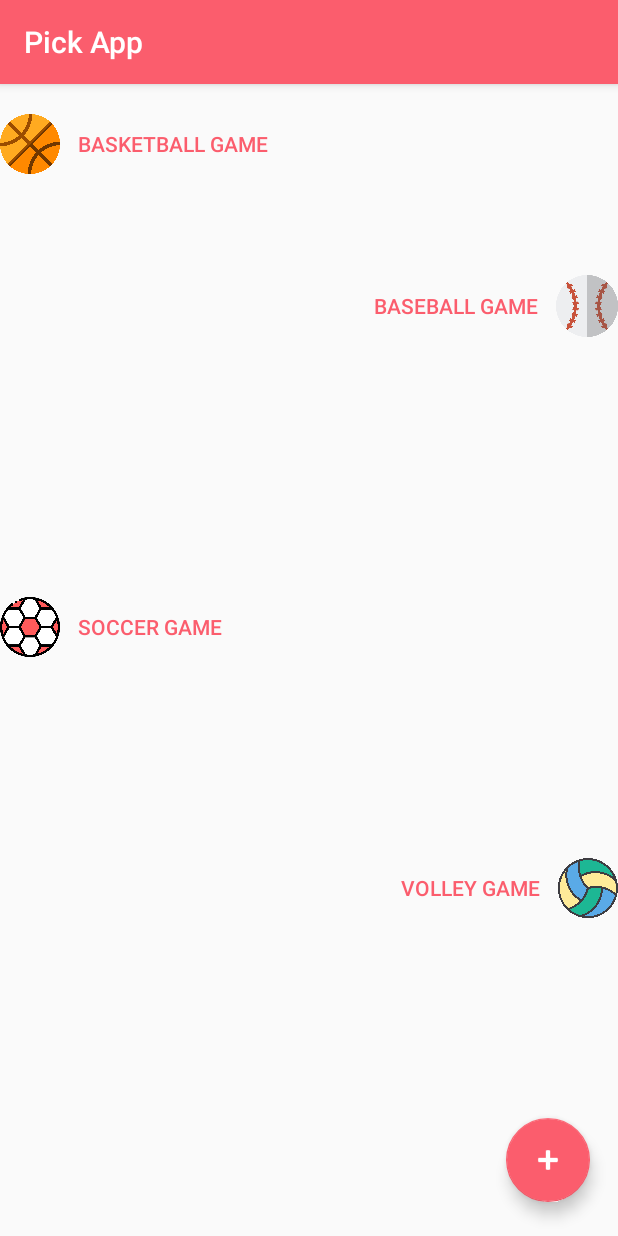
After one commit to felipeescorel/PeladaManager, an Android app: the MenuActivity screen opened directly, with no data from a screen before it, on a phone screen of 412 x 824 dp. The commit adds this screen. Run offline under Robolectric (Android 15) with nearby library versions, the phone set to English and light mode, and no system bars.

Commit message:
Added sports selection screen

```diff
--- a/app/src/main/AndroidManifest.xml
+++ b/app/src/main/AndroidManifest.xml
@@ -11,13 +11,13 @@
         android:theme="@style/AppTheme">
         <activity android:name=".LoginActivity">
             <intent-filter>
-                <action android:name="android.intent.action.MAIN"/>
+                <action android:name="android.intent.action.MAIN" />
 
-                <category android:name="android.intent.category.LAUNCHER"/>
+                <category android:name="android.intent.category.LAUNCHER" />
             </intent-filter>
         </activity>
-        <activity android:name=".UserHubActivity">
-        </activity>
+        <activity android:name=".UserHubActivity"></activity>
+        <activity android:name=".MenuActivity"></activity>
     </application>
 
 </manifest>
--- /dev/null
+++ b/app/src/main/java/ufrpe/mobile/ifut/MenuActivity.kt
@@ -0,0 +1,12 @@
+package ufrpe.mobile.ifut
+
+import android.support.v7.app.AppCompatActivity
+import android.os.Bundle
+
+class MenuActivity : AppCompatActivity() {
+
+    override fun onCreate(savedInstanceState: Bundle?) {
+        super.onCreate(savedInstanceState)
+        setContentView(R.layout.activity_menu)
+    }
+}
--- /dev/null
+++ b/app/src/main/res/layout-land/activity_menu.xml
@@ -0,0 +1,118 @@
+<?xml version="1.0" encoding="utf-8"?>
+<android.support.constraint.ConstraintLayout xmlns:android="http://schemas.android.com/apk/res/android"
+    xmlns:app="http://schemas.android.com/apk/res-auto"
+    xmlns:tools="http://schemas.android.com/tools"
+    android:layout_width="match_parent"
+    android:layout_height="match_parent"
+    tools:context=".MenuActivity">
+
+    <Button
+        android:id="@+id/button"
+        style="@style/Widget.AppCompat.Button.Borderless.Colored"
+        android:layout_width="wrap_content"
+        android:layout_height="63dp"
+        android:text="@string/menu_basketball"
+        app:layout_constraintStart_toEndOf="@+id/imageView2"
+        app:layout_constraintTop_toTopOf="parent" />
+
+    <Button
+        android:id="@+id/button2"
+        style="@style/Widget.AppCompat.Button.Borderless.Colored"
+        android:layout_width="151dp"
+        android:layout_height="64dp"
+        android:layout_marginStart="8dp"
+        android:layout_marginBottom="8dp"
+        android:text="@string/menu_baseball"
+        app:layout_constraintBottom_toTopOf="@+id/button4"
+        app:layout_constraintEnd_toStartOf="@+id/imageView6"
+        app:layout_constraintHorizontal_bias="1.0"
+        app:layout_constraintStart_toEndOf="@+id/button"
+        app:layout_constraintTop_toTopOf="@+id/imageView6"
+        app:layout_constraintVertical_bias="0.0" />
+
+    <Button
+        android:id="@+id/button3"
+        style="@style/Widget.AppCompat.Button.Borderless.Colored"
+        android:layout_width="151dp"
+        android:layout_height="64dp"
+        android:layout_marginStart="8dp"
+        android:layout_marginTop="8dp"
+        android:layout_marginEnd="8dp"
+        android:text="@string/menu_soccer"
+        app:layout_constraintBottom_toBottomOf="@+id/imageView7"
+        app:layout_constraintEnd_toEndOf="@+id/button"
+        app:layout_constraintHorizontal_bias="0.533"
+        app:layout_constraintStart_toEndOf="@+id/imageView7"
+        app:layout_constraintTop_toTopOf="@+id/imageView7"
+        app:layout_constraintVertical_bias="0.888" />
+
+    <Button
+        android:id="@+id/button4"
+        style="@style/Widget.AppCompat.Button.Borderless.Colored"
+        android:layout_width="151dp"
+        android:layout_height="63dp"
+        android:layout_marginStart="260dp"
+        android:text="@string/menu_volleyball"
+        app:layout_constraintBottom_toBottomOf="@+id/button3"
+        app:layout_constraintStart_toEndOf="@+id/button3"
+        app:layout_constraintTop_toTopOf="@+id/button3"
+        app:layout_constraintVertical_bias="1.0" />
+
+    <android.support.design.widget.FloatingActionButton
+        android:id="@+id/floatingActionButton2"
+        android:layout_width="wrap_content"
+        android:layout_height="wrap_content"
+        android:clickable="true"
+        android:tint="@color/common_google_signin_btn_text_dark_default"
+        app:layout_constraintBottom_toBottomOf="parent"
+        app:layout_constraintEnd_toEndOf="parent"
+        app:layout_constraintHorizontal_bias="0.967"
+        app:layout_constraintStart_toStartOf="parent"
+        app:layout_constraintTop_toTopOf="parent"
+        app:layout_constraintVertical_bias="0.922"
+        app:srcCompat="@android:drawable/ic_input_add" />
+
+    <ImageView
+        android:id="@+id/imageView2"
+        android:layout_width="65dp"
+        android:layout_height="63dp"
+        app:layout_constraintStart_toStartOf="parent"
+        app:layout_constraintTop_toTopOf="@+id/button"
+        app:srcCompat="@drawable/basketball" />
+
+    <ImageView
+        android:id="@+id/imageView6"
+        android:layout_width="65dp"
+        android:layout_height="64dp"
+        android:layout_marginStart="8dp"
+        app:layout_constraintEnd_toEndOf="parent"
+        app:layout_constraintHorizontal_bias="1.0"
+        app:layout_constraintStart_toEndOf="@+id/button"
+        app:layout_constraintTop_toTopOf="parent"
+        app:srcCompat="@drawable/baseball" />
+
+    <ImageView
+        android:id="@+id/imageView7"
+        android:layout_width="65dp"
+        android:layout_height="63dp"
+        android:layout_marginBottom="8dp"
+        app:layout_constraintBottom_toBottomOf="parent"
+        app:layout_constraintStart_toStartOf="parent"
+        app:layout_constraintTop_toBottomOf="@+id/imageView2"
+        app:layout_constraintVertical_bias="0.195"
+        app:srcCompat="@drawable/football" />
+
+    <ImageView
+        android:id="@+id/imageView8"
+        android:layout_width="64dp"
+        android:layout_height="63dp"
+        android:layout_marginStart="8dp"
+        app:layout_constraintBottom_toBottomOf="@+id/button4"
+        app:layout_constraintEnd_toEndOf="parent"
+        app:layout_constraintHorizontal_bias="0.625"
+        app:layout_constraintStart_toEndOf="@+id/button4"
+        app:layout_constraintTop_toTopOf="@+id/button4"
+        app:layout_constraintVertical_bias="0.23"
+        app:srcCompat="@drawable/volleyball" />
+
+</android.support.constraint.ConstraintLayout>
--- /dev/null
+++ b/app/src/main/res/layout/activity_menu.xml
@@ -0,0 +1,107 @@
+<?xml version="1.0" encoding="utf-8"?>
+<android.support.constraint.ConstraintLayout xmlns:android="http://schemas.android.com/apk/res/android"
+    xmlns:app="http://schemas.android.com/apk/res-auto"
+    xmlns:tools="http://schemas.android.com/tools"
+    android:layout_width="match_parent"
+    android:layout_height="match_parent"
+    tools:context=".MenuActivity">
+
+    <Button
+        android:id="@+id/button"
+        style="@style/Widget.AppCompat.Button.Borderless.Colored"
+        android:layout_width="wrap_content"
+        android:layout_height="wrap_content"
+        android:layout_marginTop="16dp"
+        android:text="@string/menu_basketball"
+        app:layout_constraintStart_toEndOf="@+id/imageView2"
+        app:layout_constraintTop_toTopOf="parent" />
+
+    <Button
+        android:id="@+id/button2"
+        style="@android:style/Widget.Material.Button.Borderless.Colored"
+        android:layout_width="wrap_content"
+        android:layout_height="wrap_content"
+        android:layout_marginTop="60dp"
+        android:text="@string/menu_baseball"
+        app:layout_constraintEnd_toStartOf="@+id/imageView3"
+        app:layout_constraintTop_toBottomOf="@+id/button" />
+
+    <Button
+        android:id="@+id/button3"
+        style="@style/Widget.AppCompat.Button.Borderless.Colored"
+        android:layout_width="wrap_content"
+        android:layout_height="wrap_content"
+        android:layout_marginTop="8dp"
+        android:layout_marginBottom="8dp"
+        android:text="@string/menu_soccer"
+        app:layout_constraintBottom_toTopOf="@+id/button4"
+        app:layout_constraintStart_toEndOf="@+id/imageView4"
+        app:layout_constraintTop_toBottomOf="@+id/button2"
+        app:layout_constraintVertical_bias="0.572" />
+
+    <Button
+        android:id="@+id/button4"
+        style="@android:style/Widget.Material.Light.Button.Borderless.Colored"
+        android:layout_width="wrap_content"
+        android:layout_height="wrap_content"
+        android:layout_marginBottom="208dp"
+        android:text="@string/menu_volleyball"
+        app:layout_constraintBottom_toBottomOf="parent"
+        app:layout_constraintEnd_toStartOf="@+id/imageView5" />
+
+    <android.support.design.widget.FloatingActionButton
+        android:id="@+id/floatingActionButton2"
+        android:layout_width="wrap_content"
+        android:layout_height="wrap_content"
+        android:layout_marginStart="8dp"
+        android:layout_marginTop="8dp"
+        android:layout_marginEnd="8dp"
+        android:layout_marginBottom="8dp"
+        android:clickable="true"
+        android:tint="@color/common_google_signin_btn_text_dark_default"
+        app:layout_constraintBottom_toBottomOf="parent"
+        app:layout_constraintEnd_toEndOf="parent"
+        app:layout_constraintHorizontal_bias="0.969"
+        app:layout_constraintStart_toStartOf="parent"
+        app:layout_constraintTop_toTopOf="parent"
+        app:layout_constraintVertical_bias="0.979"
+        app:srcCompat="@android:drawable/ic_input_add" />
+
+    <ImageView
+        android:id="@+id/imageView2"
+        android:layout_width="40dp"
+        android:layout_height="48dp"
+        app:layout_constraintBottom_toBottomOf="@+id/button"
+        app:layout_constraintStart_toStartOf="parent"
+        app:layout_constraintTop_toTopOf="@+id/button"
+        app:srcCompat="@drawable/basketball" />
+
+    <ImageView
+        android:id="@+id/imageView3"
+        android:layout_width="41dp"
+        android:layout_height="48dp"
+        app:layout_constraintBottom_toBottomOf="@+id/button2"
+        app:layout_constraintEnd_toEndOf="parent"
+        app:layout_constraintTop_toTopOf="@+id/button2"
+        app:layout_constraintVertical_bias="1.0"
+        app:srcCompat="@drawable/baseball" />
+
+    <ImageView
+        android:id="@+id/imageView4"
+        android:layout_width="40dp"
+        android:layout_height="48dp"
+        app:layout_constraintBottom_toBottomOf="@+id/button3"
+        app:layout_constraintStart_toStartOf="parent"
+        app:layout_constraintTop_toTopOf="@+id/button3"
+        app:srcCompat="@drawable/football" />
+
+    <ImageView
+        android:id="@+id/imageView5"
+        android:layout_width="40dp"
+        android:layout_height="48dp"
+        app:layout_constraintBottom_toBottomOf="@+id/button4"
+        app:layout_constraintEnd_toEndOf="parent"
+        app:layout_constraintTop_toTopOf="@+id/button4"
+        app:srcCompat="@drawable/volleyball" />
+
+</android.support.constraint.ConstraintLayout>
--- a/app/src/main/res/values/strings.xml
+++ b/app/src/main/res/values/strings.xml
@@ -7,4 +7,8 @@
     <string name="loginNotFound">Login not found</string>
     <string name="wrongPass">Wrong password</string>
     <string name="app_logo">App logo</string>
+    <string name="menu_basketball">Basketball game</string>
+    <string name="menu_soccer">Soccer game</string>
+    <string name="menu_volleyball">Volley game</string>
+    <string name="menu_baseball">Baseball game</string>
 </resources>
```
Also changed, not shown: app/src/main/res/drawable/baseball.png (added), app/src/main/res/drawable/basketball.png (added), app/src/main/res/drawable/football.png (added), app/src/main/res/drawable/volleyball.png (added), 1 other file. Lines whose indentation alone changed are shown as unchanged.
